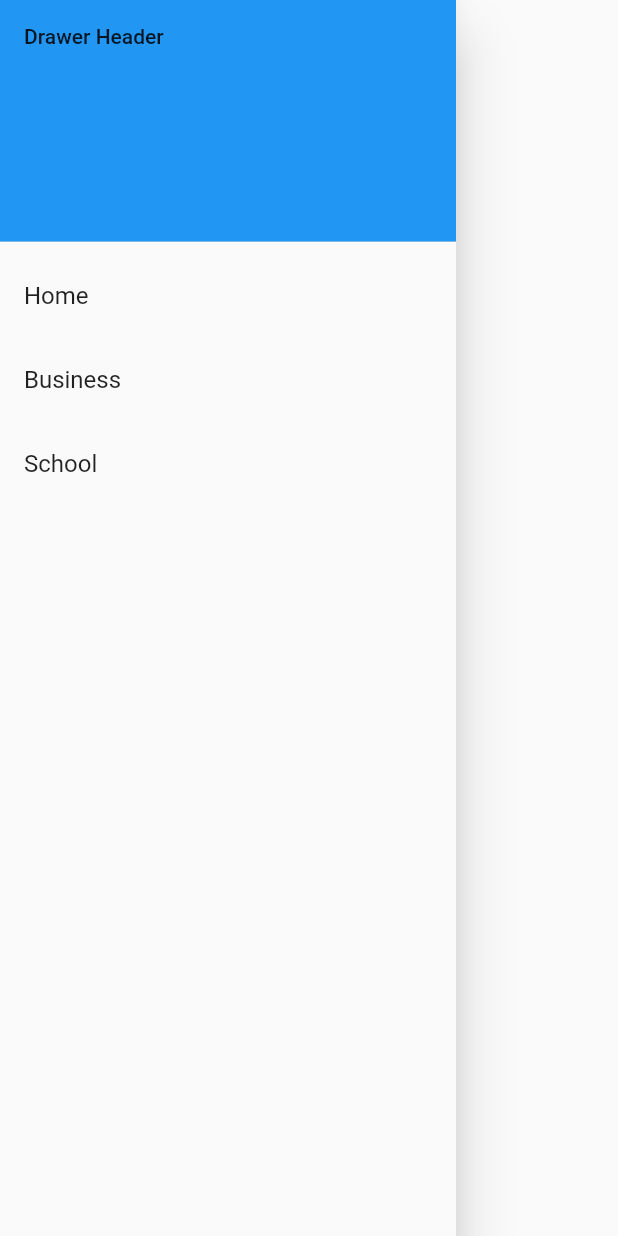
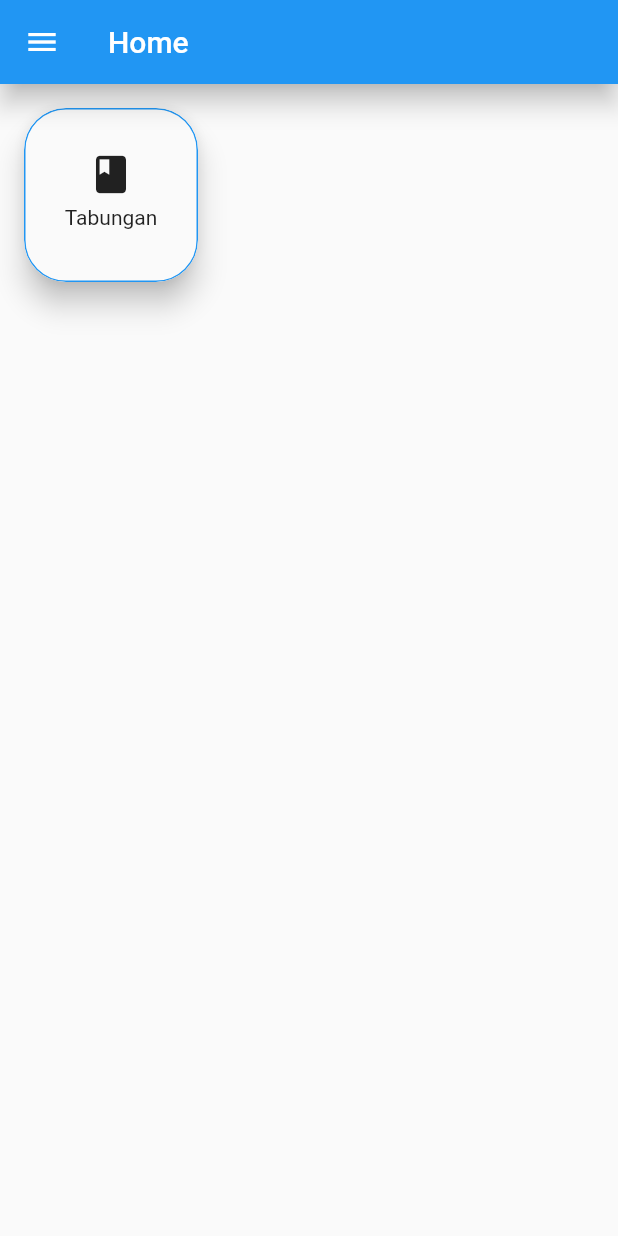
Before and after one commit to eristaufiqhidayat/flutter_icon, a Flutter app: the NavigationDrawerWidget widget shown alone on an empty page, opened directly, after a tap on "Business", on a phone screen of 412 x 824 dp. Run offline on Flutter 3.47's test engine with Material 2 defaults, Android fonts, the light colour scheme and no system bars.

Commit message:
tambah menu

```diff
--- /dev/null
+++ b/lib/pages/menuLogin.dart
@@ -0,0 +1,82 @@
+import 'package:appsekolah/main.dart';
+import 'package:appsekolah/widget/NavigationDrawerWidget.dart';
+import 'package:flutter/material.dart';
+
+class menuLogin extends StatefulWidget {
+  const menuLogin({super.key});
+
+  @override
+  State<menuLogin> createState() => _menuLoginState();
+}
+
+class _menuLoginState extends State<menuLogin> {
+  @override
+  Widget build(BuildContext context) {
+    return MaterialApp(
+      //title: 'Flutter Demo',
+      home: Scaffold(
+        appBar: AppBar(
+          title: const Text("Home"),
+          elevation: 7,
+          shadowColor: Colors.black,
+        ),
+        drawer: const NavigationDrawerWidget(),
+        body: Padding(
+          padding: const EdgeInsets.all(8.0),
+          //color: Color.fromARGB(255, 246, 247, 249),
+          child: GridView(
+              gridDelegate:
+                  SliverGridDelegateWithFixedCrossAxisCount(crossAxisCount: 3),
+              children: <Widget>[
+                Padding(
+                  padding: const EdgeInsets.all(8.0),
+                  child: Material(
+                    //color: Colors.blue,
+                    elevation: 8,
+                    borderRadius: BorderRadius.circular(28),
+                    clipBehavior: Clip.antiAlias,
+                    child: InkWell(
+                      splashColor: Colors.green,
+                      onTap: () {
+                        Navigator.of(context).push(MaterialPageRoute(
+                          builder: (context) => const MyApp(),
+                        ));
+                      },
+                      child: Container(
+                        alignment: Alignment.center,
+                        decoration: BoxDecoration(
+                            color: Colors.transparent,
+                            border: Border.all(color: Colors.blue, width: 1),
+                            borderRadius: BorderRadius.circular(28)),
+                        child: const Column(
+                          mainAxisSize: MainAxisSize.min,
+                          crossAxisAlignment: CrossAxisAlignment.center,
+                          children: [
+                            // Ink.image(
+                            //   image: NetworkImage(
+                            //       'https://thefutureispublictransport.org/wp-content/uploads/2022/09/Story-C40-SiteImage_04.jpg'),
+                            //   height: 100,
+                            //   width: 100,
+                            //   fit: BoxFit.cover,
+                            // ),
+                            Icon(size: 30, Icons.book),
+                            SizedBox(
+                              height: 6,
+                            ),
+                            Text("Tabungan"),
+                            SizedBox(
+                              height: 6,
+                            )
+                          ],
+                        ),
+                      ),
+                    ),
+                  ),
+                ),
+              ]),
+        ),
+      ),
+      debugShowCheckedModeBanner: false,
+    );
+  }
+}
--- a/lib/widget/NavigationDrawerWidget.dart
+++ b/lib/widget/NavigationDrawerWidget.dart
@@ -1,4 +1,5 @@
 import 'package:appsekolah/main.dart';
+import 'package:appsekolah/pages/menuLogin.dart';
 import 'package:flutter/material.dart';
 
 class NavigationDrawerWidget extends StatelessWidget {
@@ -8,6 +9,7 @@ class NavigationDrawerWidget extends StatelessWidget {
   @override
   Widget build(BuildContext context) {
     return Drawer(
+      width: 200,
       // Add a ListView to the drawer. This ensures the user can scroll
       // through the options in the drawer if there isn't enough vertical
       // space to fit everything.
@@ -24,12 +26,20 @@ class NavigationDrawerWidget extends StatelessWidget {
           ListTile(
             title: const Text('Home'),
             //selected: _selectedIndex == 0,
-            onTap: () {},
+            onTap: () {
+              Navigator.of(context).push(MaterialPageRoute(
+                builder: (context) => const MyApp(),
+              ));
+            },
           ),
           ListTile(
             title: const Text('Business'),
             //selected: _selectedIndex == 1,
-            onTap: () {},
+            onTap: () {
+              Navigator.of(context).push(MaterialPageRoute(
+                builder: (context) => const menuLogin(),
+              ));
+            },
           ),
           ListTile(
             title: const Text('School'),
```
